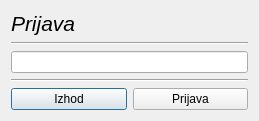
Above: login.ui from MaxMaxy/racun before the change. Below: the same form after it.
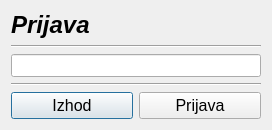
That is the form after the change.

```diff
--- a/login.ui
+++ b/login.ui
@@ -6,8 +6,8 @@
    <rect>
     <x>0</x>
     <y>0</y>
-    <width>259</width>
-    <height>116</height>
+    <width>272</width>
+    <height>125</height>
    </rect>
   </property>
   <property name="windowTitle">
@@ -22,8 +22,11 @@
         <widget class="QLabel" name="label">
          <property name="font">
           <font>
-           <pointsize>16</pointsize>
+           <family>MS Sans Serif</family>
+           <pointsize>18</pointsize>
+           <weight>75</weight>
            <italic>true</italic>
+           <bold>true</bold>
           </font>
          </property>
          <property name="text">
@@ -42,7 +45,14 @@
         </widget>
        </item>
        <item>
-        <widget class="QLineEdit" name="lineEdit_login"/>
+        <widget class="QLineEdit" name="lineEdit_login">
+         <property name="font">
+          <font>
+           <family>MS Sans Serif</family>
+           <pointsize>10</pointsize>
+          </font>
+         </property>
+        </widget>
        </item>
       </layout>
      </item>
@@ -57,6 +67,12 @@
       <layout class="QHBoxLayout" name="horizontalLayout">
        <item>
         <widget class="QPushButton" name="pushButton">
+         <property name="font">
+          <font>
+           <family>MS Sans Serif</family>
+           <pointsize>12</pointsize>
+          </font>
+         </property>
          <property name="text">
           <string>Izhod</string>
          </property>
@@ -64,6 +80,12 @@
        </item>
        <item>
         <widget class="QPushButton" name="pushButton_prijava">
+         <property name="font">
+          <font>
+           <family>MS Sans Serif</family>
+           <pointsize>12</pointsize>
+          </font>
+         </property>
          <property name="text">
           <string>Prijava</string>
          </property>
```
